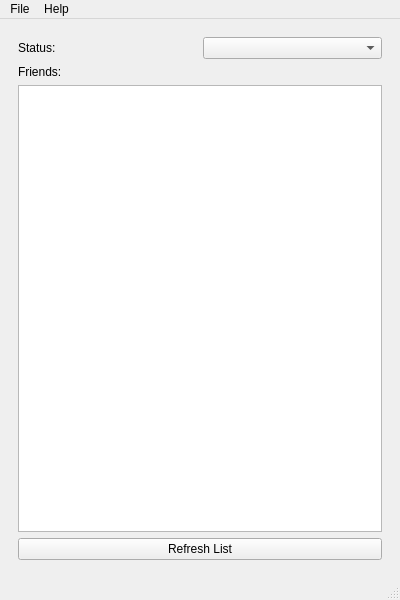
Before: the Qt Designer form src/ui/MainWindow.ui in piotrek-pl/JupiterClient-SAN, drawn with Qt 5.
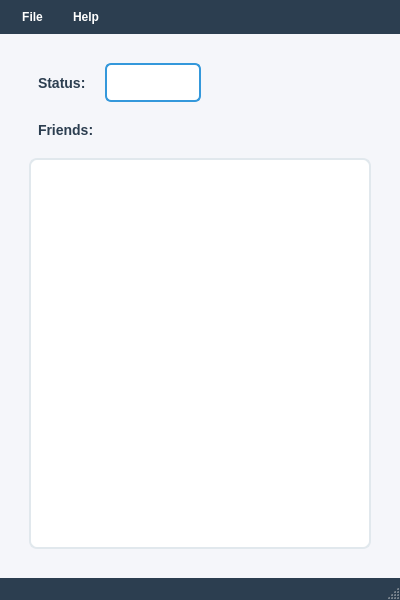
After: the same form once the commit is applied.

```diff
--- a/src/ui/MainWindow.ui
+++ b/src/ui/MainWindow.ui
@@ -19,13 +19,170 @@
   <property name="windowTitle">
    <string>Jupiter Client</string>
   </property>
+  <property name="styleSheet">
+   <string notr="true">QMainWindow {
+    background-color: #f5f6fa;
+}
+
+QMenuBar {
+    background-color: #2c3e50;
+    color: white;
+    padding: 4px;
+    font-weight: bold;
+}
+QMenuBar::item {
+    padding: 4px 10px;
+    margin: 2px;
+    border-radius: 4px;
+}
+QMenuBar::item:selected {
+    background-color: #34495e;
+}
+QMenuBar::item:pressed {
+    background-color: #2980b9;
+}
+
+QMenu {
+    background-color: #2c3e50;
+    color: white;
+    border: none;
+    padding: 5px;
+}
+QMenu::item {
+    padding: 8px 25px;
+    border-radius: 4px;
+}
+QMenu::item:selected {
+    background-color: #2980b9;
+}
+
+QStatusBar {
+    background-color: #2c3e50;
+    color: white;
+    padding: 5px;
+}
+
+QComboBox {
+    background-color: white;
+    border: 2px solid #3498db;
+    border-radius: 6px;
+    padding: 5px 5px 5px 5px;
+    min-height: 25px;
+    max-width: 82px;
+    min-width: 82px;
+    font-family: 'Segoe UI';
+    font-size: 13px;
+    font-weight: 600;
+}
+QComboBox::drop-down {
+    border: none;
+    width: 15px;  /* Zmniejszone z 20px */
+    padding-right: 5px;
+}
+QComboBox::down-arrow {
+    width: 12px;  /* Zmniejszone z 15px */
+    height: 12px; /* Zmniejszone z 15px */
+}
+QComboBox:hover {
+    border-color: #2980b9;
+}
+QComboBox QAbstractItemView {
+    background-color: white;
+    border: 2px solid #3498db;
+    border-radius: 6px;
+    selection-background-color: #e3f2fd;
+    selection-color: #2c3e50;
+    font-family: 'Segoe UI';
+    font-size: 13px;
+    font-weight: 600;
+}
+
+QListWidget {
+    background-color: white;
+    border: 2px solid #e1e8ed;
+    border-radius: 8px;
+    padding: 5px;
+    font-family: 'Segoe UI';
+    font-size: 13px;
+    font-weight: 600;
+    outline: 0;  /* Dodane */
+}
+QListWidget::item {
+    padding: 8px 5px;
+    margin: 0px;
+    border-radius: 0px;
+    font-family: 'Segoe UI';
+    font-size: 13px;
+    font-weight: 600;
+}
+QListWidget::item:hover {
+    background-color: #f0f2f5;
+}
+QListWidget::item:selected {
+    background-color: #e3f2fd;
+    color: #2c3e50;
+}
+QListWidget::item:focus {  /* Dodane */
+    outline: none;
+    border: none;
+}
+
+QLabel {
+    color: #2c3e50;
+    font-weight: bold;
+    font-size: 14px;
+    padding: 5px;
+    font-family: 'Segoe UI';
+}
+
+QScrollBar:vertical {
+    border: none;
+    background-color: #f0f2f5;
+    width: 10px;
+    border-radius: 5px;
+}
+QScrollBar::handle:vertical {
+    background-color: #bdc3c7;
+    border-radius: 5px;
+}
+QScrollBar::handle:vertical:hover {
+    background-color: #95a5a6;
+}
+QScrollBar::up-arrow:vertical, QScrollBar::down-arrow:vertical {
+    background: none;
+}
+QScrollBar::add-page:vertical, QScrollBar::sub-page:vertical {
+    background: none;
+}</string>
+  </property>
   <widget class="QWidget" name="centralwidget">
    <layout class="QVBoxLayout" name="verticalLayout">
+    <property name="spacing">
+     <number>12</number>
+    </property>
+    <property name="leftMargin">
+     <number>20</number>
+    </property>
+    <property name="topMargin">
+     <number>20</number>
+    </property>
+    <property name="rightMargin">
+     <number>20</number>
+    </property>
+    <property name="bottomMargin">
+     <number>20</number>
+    </property>
     <item>
      <widget class="QWidget" name="leftPanel" native="true">
       <layout class="QVBoxLayout" name="verticalLayout_2">
+       <property name="spacing">
+        <number>15</number>
+       </property>
        <item>
         <layout class="QHBoxLayout" name="statusLayout">
+         <property name="spacing">
+          <number>10</number>
+         </property>
          <item>
           <widget class="QLabel" name="statusLabel">
            <property name="text">
@@ -36,6 +193,19 @@
          <item>
           <widget class="QComboBox" name="statusComboBox"/>
          </item>
+         <item>
+          <spacer name="horizontalSpacer">
+           <property name="orientation">
+            <enum>Qt::Horizontal</enum>
+           </property>
+           <property name="sizeHint" stdset="0">
+            <size>
+             <width>40</width>
+             <height>20</height>
+            </size>
+           </property>
+          </spacer>
+         </item>
         </layout>
        </item>
        <item>
@@ -48,13 +218,6 @@
        <item>
         <widget class="QListWidget" name="friendsList"/>
        </item>
-       <item>
-        <widget class="QPushButton" name="refreshButton">
-         <property name="text">
-          <string>Refresh List</string>
-         </property>
-        </widget>
-       </item>
       </layout>
      </widget>
     </item>
@@ -66,7 +229,7 @@
      <x>0</x>
      <y>0</y>
      <width>400</width>
-     <height>21</height>
+     <height>25</height>
     </rect>
    </property>
    <widget class="QMenu" name="menuFile">
```
Left out of the diff: 6 changed lines with no effect on the pictures.
